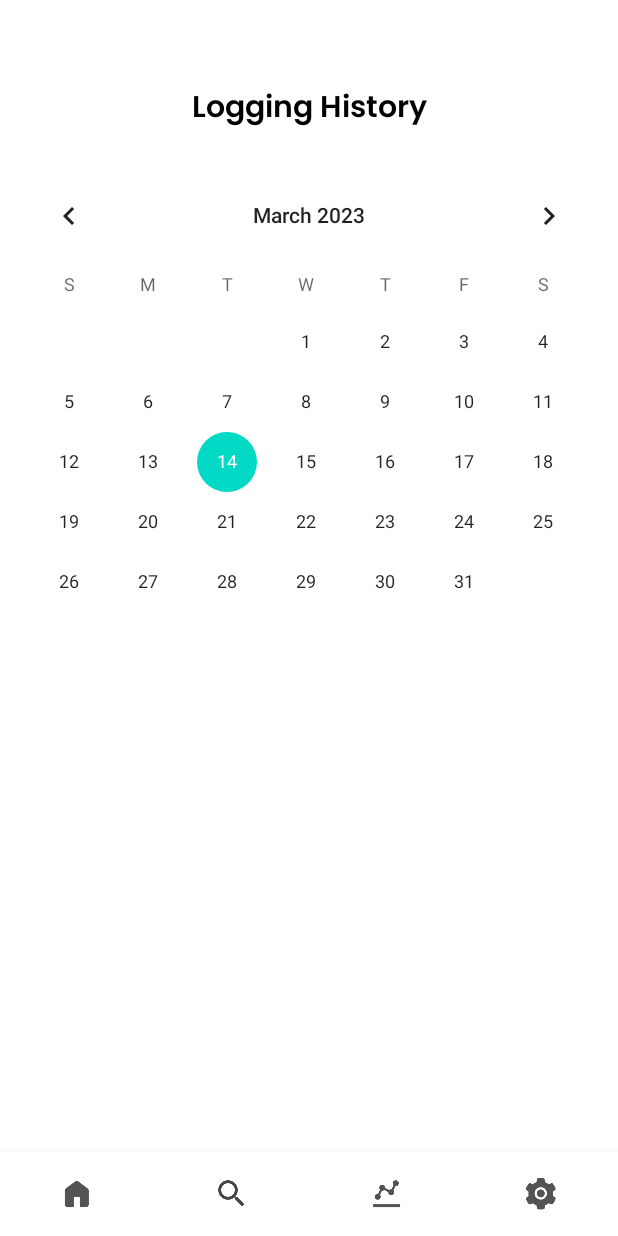
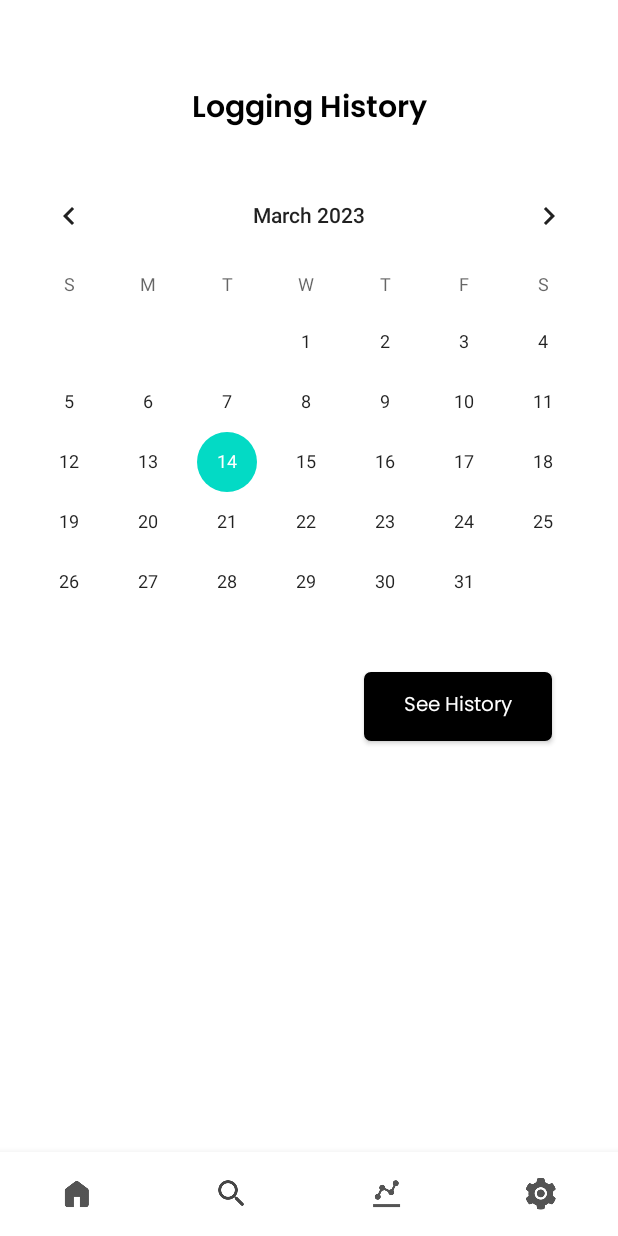
Before and after one commit to Ara-O/Gymtrovert, an Android app: the SearchHistoryFragment screen opened through its navigation route, on a phone screen of 412 x 824 dp. Run offline under Robolectric (Android 15) with nearby library versions, the phone set to English and light mode, and no system bars; our stand-ins replace Firebase (no records; nobody signed in at launch, a user with empty details on screens opened directly), navigation-ui; 3 statements that could not run were skipped.

Commit message:
Working on search history calendar view, giving up on firebase for now :(

```diff
--- a/app/src/main/java/com/example/gymtrovert/Fragments/SearchHistoryFragment.kt
+++ b/app/src/main/java/com/example/gymtrovert/Fragments/SearchHistoryFragment.kt
@@ -8,34 +8,132 @@ import androidx.fragment.app.Fragment
 import android.view.LayoutInflater
 import android.view.View
 import android.view.ViewGroup
+import android.widget.CalendarView
 import com.example.gymtrovert.R
+import com.example.gymtrovert.databinding.FragmentSearchHistoryBinding
+import com.example.gymtrovert.databinding.SearchHistoryItemBinding
 import com.google.firebase.database.DataSnapshot
 import com.google.firebase.database.DatabaseError
 import com.google.firebase.database.ValueEventListener
 import com.google.firebase.database.ktx.database
+import com.google.firebase.database.ktx.getValue
 import com.google.firebase.ktx.Firebase
+import kotlinx.coroutines.selects.select
+import java.text.SimpleDateFormat
+import java.util.*
+
+data class LoggedDate(
+    val key: String = "",
+    val data: List<Map<String, LoggedData>> = emptyList()
+)
+data class LoggedData(
+    val loggedTime: String = "",
+    val loggedWeight: String = "",
+    val numOfGymGoers: Int = 0
+)
+//
+//data class DateData(
+//    val data: Map<String, Map<String, LoggedData>> = emptyMap()
+//)
 
 
 class SearchHistoryFragment : Fragment() {
-
+    private var _binding: FragmentSearchHistoryBinding? = null
+    private val binding get() = _binding!!
 
     override fun onCreateView(
         inflater: LayoutInflater, container: ViewGroup?,
         savedInstanceState: Bundle?
     ): View? {
+        _binding = FragmentSearchHistoryBinding.inflate(inflater, container, false)
+        val view = binding.root
+
         var userId = ""
         val storedData = activity?.getSharedPreferences("sharedPreferences", Context.MODE_PRIVATE)
         if (storedData != null) {
             userId = storedData.getString("id", "").toString()
         }
+
+        var selectedDate = ""
+
+        binding.seeHistoryButton.setOnClickListener {
+            if(selectedDate.isEmpty()){
+                val currentDate = SimpleDateFormat("dd/MM/yy", Locale.getDefault())
+                val formattedCurrentDate = currentDate.format(Calendar.getInstance().time)
+                selectedDate = formattedCurrentDate
+            }
+
+            Log.d(TAG, selectedDate)
+        }
+
+        val calendar = binding.calendarView
+        calendar.setOnDateChangeListener( object : CalendarView.OnDateChangeListener {
+            override fun onSelectedDayChange(view: CalendarView, year: Int, month: Int, dayOfMonth: Int) {
+                val selectedDate = Calendar.getInstance().apply {
+                    set(Calendar.YEAR, year)
+                    set(Calendar.MONTH, month)
+                    set(Calendar.DAY_OF_MONTH, dayOfMonth)
+                }.time
+
+                val dateFormat = SimpleDateFormat("dd/MM/yyyy", Locale.getDefault())
+                val formattedDate = dateFormat.format(selectedDate)
+                Log.d(TAG, "Selected date: $formattedDate")
+            }
+        });
+
         // Inflate the layout for this fragment
-        val postReference = Firebase.database.reference.child("/$userId")
+        val postReference = Firebase.database.reference.child("/$userId/gymLogs")
 
+        var myDataset = mutableListOf<LoggedDate>()
         val postListener = object : ValueEventListener {
             override fun onDataChange(dataSnapshot: DataSnapshot) {
+                myDataset.clear()
+
                 // Get Post object and use the values to update the UI
-               val post = dataSnapshot.getValue()
-                Log.d("AAAAAAA", post.toString())
+                val dataText=  dataSnapshot.getValue<LoggedDate>()
+
+//                Log.d("TEST", dataText[0].loggedWeight)
+//                    Log.d("AAAAA2", dataText?.gymLogs.toString())
+                for(it in dataSnapshot.children){
+                    Log.d("KEU", it.key.toString())
+                    Log.d("VAL", it.value.toString())
+                      val test = LoggedDate(
+                          it.key.toString(),
+                          listOf(mapOf("" to LoggedData()))
+                      )
+
+                    Log.d("AAAAAAA", test.toString())
+//                    mapOf(it.getValue<LoggedDate>()?.key.toString() to it.getValue<LoggedData>()!!)
+////                       it.getValue<LoggedData>()?.loggedTime.toString(),
+////                       it.getValue<LoggedData>()?.loggedWeight.toString(),
+////                       it.getValue<LoggedData>()?.numOfGymGoers!!.toInt(),
+//                   )
+
+//                    myDataset.add(test)
+                }
+
+//                Log.d("AA ", myDataset.toString())
+
+
+//                val histories = dataSnapshot.getValue<GymLogs>()
+//                val test = GymLogs(mapOf(dataSnapshot.key.toString() to LogsByTime(dataSnapshot.children. value)))
+
+//                val histories = dataSnapshot.getValue<LogDates>()
+//                histories?.times?.forEach {
+//                    Log.d("pls work", it.toString())
+//                    it.logInfo
+//                }
+
+
+//                Log.d("AAAAAAAA", histories.toString())
+
+//                histories.logsByDate.entries{
+//                    Log.d("test", history.toString())
+//                    Log.d("key", history.key.toString())
+//
+//                     var test = GymLogs(mapOf(history.key.toString() to LogsByTime(mapOf(history.value))))
+//                }
+//                Log.d("AAAAAAA", post.toString())
                 // ...
             }
 
@@ -46,6 +144,6 @@ class SearchHistoryFragment : Fragment() {
         }
         postReference.addValueEventListener(postListener)
 
-        return inflater.inflate(R.layout.fragment_search_history, container, false)
+        return view
     }
 }
--- a/app/src/main/java/com/example/gymtrovert/MainFragment.kt
+++ b/app/src/main/java/com/example/gymtrovert/MainFragment.kt
@@ -177,7 +177,7 @@ class MainFragment : Fragment() {
                 val formattedDate = formatter.format(Calendar.getInstance().time)
                 val formattedTime = "$loggedHour:$loggedMinute $loggedMeridian"
 
-                val userLoggedData = database.getReference("/${userId}/${formattedDate}/${formattedTime}")
+                val userLoggedData = database.getReference("/${userId}/gymLogs/${formattedDate}")
                 userLoggedData.push().setValue(LoggedData(numOfPeopleInGym, formattedTime, loggedWeight))
                 Toast.makeText(context, "Data logged", Toast.LENGTH_SHORT).show()
             }
--- a/app/src/main/res/layout/fragment_search_history.xml
+++ b/app/src/main/res/layout/fragment_search_history.xml
@@ -33,13 +33,29 @@
         app:layout_constraintTop_toBottomOf="@+id/textView4" />
 
     <androidx.recyclerview.widget.RecyclerView
-        android:layout_width="409dp"
-        android:layout_height="464dp"
+        android:id="@+id/recyclerView"
+        android:layout_width="415dp"
+        android:layout_height="381dp"
+        app:layoutManager="LinearLayoutManager"
+        app:layout_constraintBottom_toBottomOf="parent"
         app:layout_constraintEnd_toEndOf="parent"
         app:layout_constraintHorizontal_bias="0.5"
-        app:layout_constraintStart_toStartOf="parent"
+        app:layout_constraintStart_toStartOf="parent" />
+
+    <androidx.appcompat.widget.AppCompatButton
+        android:id="@+id/seeHistoryButton"
+        android:layout_width="125dp"
+        android:layout_height="46dp"
+        android:layout_marginEnd="44dp"
+        android:background="@drawable/rounded_button_border"
+        android:fontFamily="@font/poppins"
+        android:text="See History"
+        android:textAllCaps="false"
+        android:textColor="#FFFFFF"
+        android:textSize="13sp"
+        app:layout_constraintBottom_toTopOf="@+id/recyclerView"
+        app:layout_constraintEnd_toEndOf="parent"
         app:layout_constraintTop_toBottomOf="@+id/calendarView"
-        app:layoutManager="LinearLayoutManager"
-        />
+        app:layout_constraintVertical_bias="0.433" />
 
 </androidx.constraintlayout.widget.ConstraintLayout>
```
